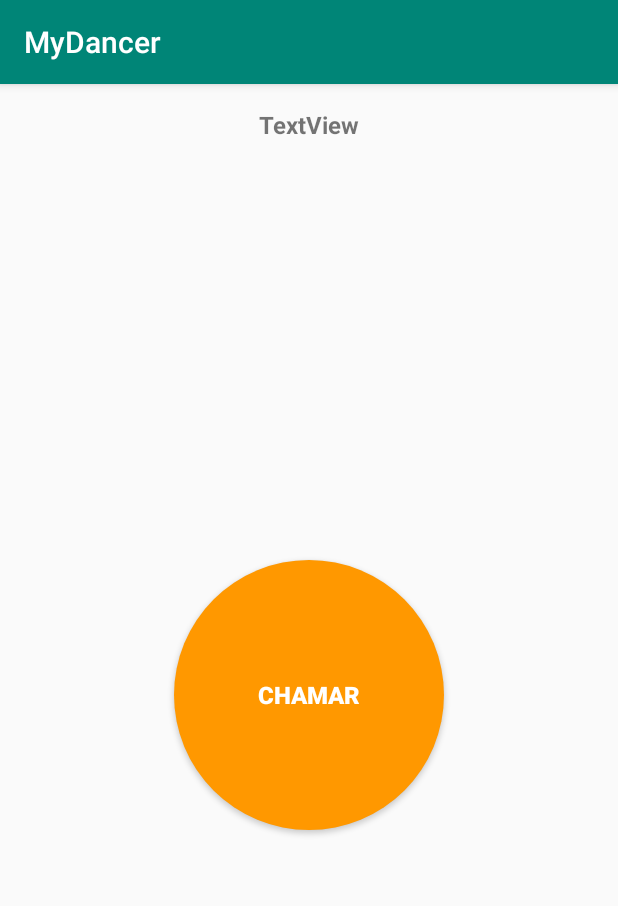
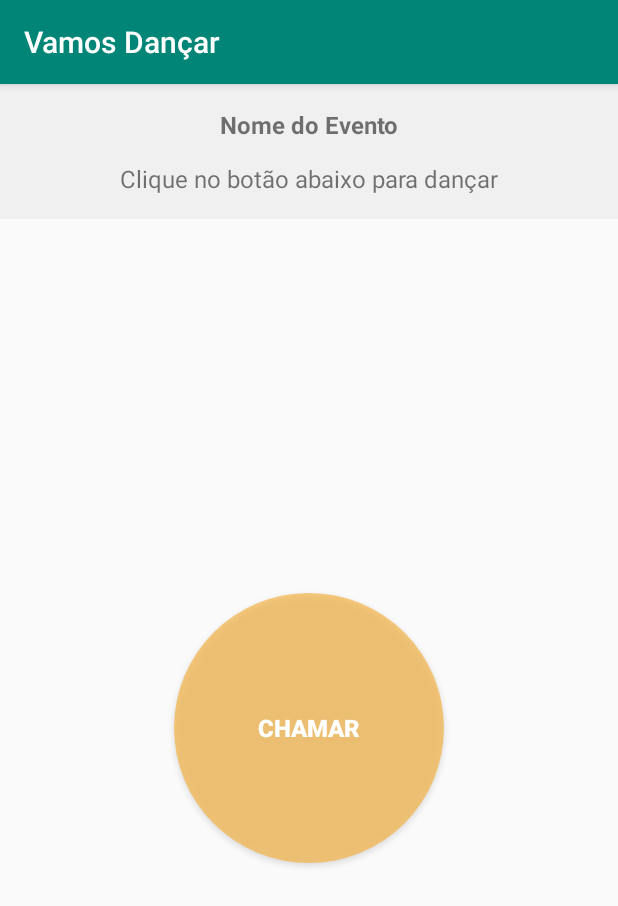
Before and after one commit to AndreRicarti/MyDancer_Android, an Android app: the CallPersonalDancerActivity screen opened directly, with no data from a screen before it, on a phone screen of 412 x 824 dp. Shown: the top 906 px of the screen. Run offline under Robolectric (Android 15) with nearby library versions, the phone set to English and light mode, and no system bars; libraries missing offline, so code that uses them is left out: dmax.dialog; 2 statements that could not run were skipped.

Commit message:
Alter Login and ConfirmEvent

```diff
--- a/app/src/main/java/br/com/mydancer/mydancer/ui/activity/CallPersonalDancerActivity.java
+++ b/app/src/main/java/br/com/mydancer/mydancer/ui/activity/CallPersonalDancerActivity.java
@@ -1,16 +1,21 @@
 package br.com.mydancer.mydancer.ui.activity;
 
+import android.app.AlertDialog;
 import android.content.Intent;
 import android.os.Bundle;
 import android.support.v7.app.AppCompatActivity;
 import android.util.Log;
 import android.view.View;
 import android.widget.Button;
+import android.widget.TextView;
+import android.widget.Toast;
 
 import br.com.mydancer.mydancer.R;
+import br.com.mydancer.mydancer.model.Event;
 import br.com.mydancer.mydancer.model.FirebaseUserToken;
 import br.com.mydancer.mydancer.model.User;
 import br.com.mydancer.mydancer.retrofit.RetrofitInicializador;
+import dmax.dialog.SpotsDialog;
 import retrofit2.Call;
 import retrofit2.Callback;
 import retrofit2.Response;
@@ -18,29 +23,44 @@ import retrofit2.Response;
 public class CallPersonalDancerActivity extends AppCompatActivity {
 
     User user;
+    Event event;
+    AlertDialog progress;
 
     @Override
     protected void onCreate(Bundle savedInstanceState) {
         super.onCreate(savedInstanceState);
         setContentView(R.layout.activity_call_personal_dancer);
+        setTitle("Vamos Dançar");
 
         getIntentActivity();
 
-        Button btCall = findViewById(R.id.call_personal_call);
+        progress = new SpotsDialog(this, R.style.Custom);
+
+        Button btCall = findViewById(R.id.call_personal_bt_call);
         btCall.setOnClickListener(new View.OnClickListener() {
             @Override
             public void onClick(View v) {
                 requestGetTokenPersonal();
+
+                progress.dismiss();
             }
         });
+
+        TextView nomeEvento = findViewById(R.id.call_personal_tv_nome_evento);
+        nomeEvento.setText(event.getTitle());
     }
 
     private void getIntentActivity() {
         Intent getIntent = getIntent();
         user = (User) getIntent.getSerializableExtra("putLoginUser");
+        event = (Event) getIntent.getSerializableExtra("putEvent");
     }
 
     private void requestGetTokenPersonal() {
+        progress.setTitle("Chamando");
+        progress.setCancelable(false);
+        progress.show();
+
         Call<FirebaseUserToken> call = new RetrofitInicializador().getFirebaseService().CallPersonaDancer();
         call.enqueue(new Callback<FirebaseUserToken>() {
             @Override
@@ -52,6 +72,7 @@ public class CallPersonalDancerActivity extends AppCompatActivity {
             @Override
             public void onFailure(Call<FirebaseUserToken> call, Throwable t) {
                 Log.e("onFailure chamado", t.getMessage());
+                progress.dismiss();
             }
         });
     }
@@ -62,11 +83,13 @@ public class CallPersonalDancerActivity extends AppCompatActivity {
             @Override
             public void onResponse(Call<Void> call, Response<Void> response) {
                 Log.i("onResponse", "Requisição com sucesso");
+                Toast.makeText(CallPersonalDancerActivity.this, "Solicitação enviada com sucesso, aguarde para dançar!", Toast.LENGTH_LONG).show();
             }
 
             @Override
             public void onFailure(Call<Void> call, Throwable t) {
                 Log.e("onFailure chamado", t.getMessage());
+                progress.dismiss();
             }
         });
     }
--- a/app/src/main/java/br/com/mydancer/mydancer/ui/activity/ConfirmEventActivity.java
+++ b/app/src/main/java/br/com/mydancer/mydancer/ui/activity/ConfirmEventActivity.java
@@ -43,7 +43,7 @@ public class ConfirmEventActivity extends AppCompatActivity {
             @Override
             public void onClick(View v) {
                 Intent intent = new Intent(ConfirmEventActivity.this, LoginActivity.class);
-                intent.putExtra("putEventId", event.getId());
+                intent.putExtra("putEvent", event);
                 startActivity(intent);
             }
         });
--- a/app/src/main/res/drawable/roundedbuttoncall.xml
+++ b/app/src/main/res/drawable/roundedbuttoncall.xml
@@ -2,7 +2,7 @@
 <shape
     xmlns:android="http://schemas.android.com/apk/res/android"
     android:shape="rectangle">
-<solid android:color="#FF9800" />
+<solid android:color="#9ef9ae35" />
 <!--border color and border width-->
 <!--<stroke
     android:width="10dp"
--- a/app/src/main/res/layout/activity_call_personal_dancer.xml
+++ b/app/src/main/res/layout/activity_call_personal_dancer.xml
@@ -6,32 +6,62 @@
     android:layout_height="match_parent"
     tools:context=".ui.activity.CallPersonalDancerActivity">
 
-    <TextView
-        android:id="@+id/call_personal_title"
-        android:layout_width="wrap_content"
-        android:layout_height="wrap_content"
-        android:layout_marginTop="16dp"
-        android:text="TextView"
-        android:textSize="16sp"
-        android:textStyle="bold"
+    <android.support.constraint.ConstraintLayout
+        android:id="@+id/constraintLayout2"
+        android:layout_width="match_parent"
+        android:layout_height="90dp"
+        android:background="#f0f0f0"
+        android:padding="16dp"
         app:layout_constraintEnd_toEndOf="parent"
         app:layout_constraintStart_toStartOf="parent"
-        app:layout_constraintTop_toTopOf="parent" />
+        app:layout_constraintTop_toTopOf="parent">
+
+        <TextView
+            android:id="@+id/call_personal_tv_nome_evento"
+            android:layout_width="wrap_content"
+            android:layout_height="20dp"
+            android:layout_marginStart="8dp"
+            android:layout_marginLeft="8dp"
+            android:layout_marginEnd="8dp"
+            android:layout_marginRight="8dp"
+            android:text="Nome do Evento"
+            android:textSize="16sp"
+            android:textStyle="bold"
+            app:layout_constraintEnd_toEndOf="parent"
+            app:layout_constraintStart_toStartOf="parent"
+            app:layout_constraintTop_toTopOf="parent" />
+
+
+        <TextView
+            android:layout_width="wrap_content"
+            android:layout_height="wrap_content"
+            android:layout_marginStart="8dp"
+            android:layout_marginLeft="8dp"
+            android:layout_marginTop="16dp"
+            android:layout_marginEnd="8dp"
+            android:layout_marginRight="8dp"
+            android:text="Clique no botão abaixo para dançar"
+            android:textSize="16sp"
+            app:layout_constraintEnd_toEndOf="parent"
+            app:layout_constraintStart_toStartOf="parent"
+            app:layout_constraintTop_toBottomOf="@+id/call_personal_tv_nome_evento" />
+
+
+    </android.support.constraint.ConstraintLayout>
 
     <Button
-        android:id="@+id/call_personal_call"
+        android:id="@+id/call_personal_bt_call"
         android:layout_width="180dp"
         android:layout_height="180dp"
-        android:layout_marginTop="8dp"
         android:background="@drawable/roundedbuttoncall"
+        android:foreground="?android:attr/selectableItemBackground"
         android:text="Chamar"
         android:textColor="#fff"
         android:textSize="16sp"
         android:textStyle="bold"
-        android:foreground="?android:attr/selectableItemBackground"
         app:layout_constraintBottom_toBottomOf="parent"
         app:layout_constraintEnd_toEndOf="parent"
         app:layout_constraintStart_toStartOf="parent"
-        app:layout_constraintTop_toBottomOf="@+id/call_personal_title" />
+        app:layout_constraintTop_toBottomOf="@+id/constraintLayout2" />
 
 </android.support.constraint.ConstraintLayout>
```
Also changed, not shown: app/src/main/java/br/com/mydancer/mydancer/ui/activity/LoginActivity.java (+15 -5 lines), app/src/main/res/layout/activity_login.xml (+16 -13 lines), app/src/main/res/drawable/backlogin.PNG (deleted), app/src/main/res/drawable/backlogin2.PNG (deleted), app/src/main/res/drawable/balada16.PNG (added), app/src/main/res/drawable/balada16.png (deleted), app/src/main/res/drawable/login.PNG (added).
